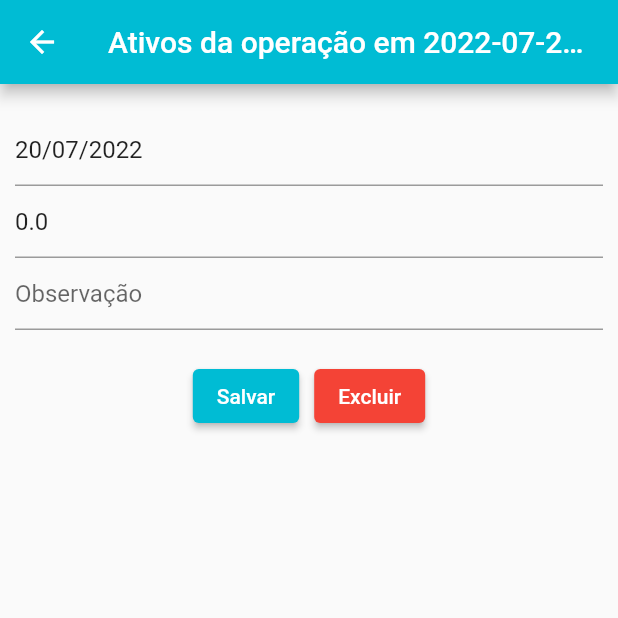
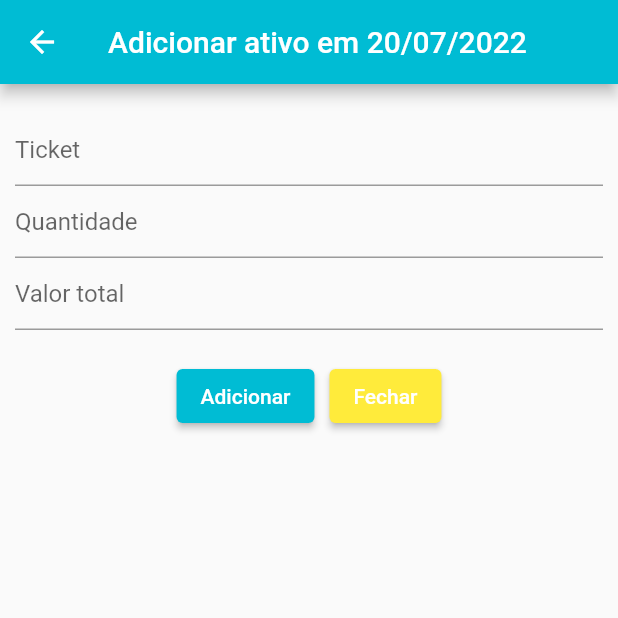
Before and after one commit to suelbrito/precomedio, a Flutter app: the CompraAtivoAddScreen screen opened directly with empty values, on a phone screen of 412 x 824 dp, the top half of it. Run offline on Flutter 3.47's test engine with Material 2 defaults, Android fonts, the phone set to English and light mode, and no system bars; our stand-ins replace mask_text_input_formatter; network calls fail.

Commit message:
Ativos da compra

```diff
--- a/lib/components/app_item.dart
+++ b/lib/components/app_item.dart
@@ -1,18 +1,31 @@
 import 'package:precomedio/modules/ticket/model/ticket_model.dart';
+import 'package:precomedio/modules/ticket/controller/ticket_controller.dart';
 import 'package:flutter/material.dart';
+import 'package:provider/provider.dart';
 
-class AppItem extends StatelessWidget {
+class AppItem extends StatefulWidget {
   final Ticket ticket;
   const AppItem({Key? key, required this.ticket}) : super(key: key);
 
   @override
+  State<AppItem> createState() => _AppItemState();
+}
+
+class _AppItemState extends State<AppItem> {
+  @override
   Widget build(BuildContext context) {
+    final provider = Provider.of<TicketController>(context);
+
+    final double precoMedio =
+        provider.getPrecoMedioTicket(widget.ticket.codigo);
+    final int quantidade = provider.getQuantidadeTicket(widget.ticket.codigo);
+
     return Card(
       elevation: 6,
       margin: const EdgeInsets.all(10),
       child: ListTile(
-        title: Text(ticket.empresa),
-        subtitle: const Text("Preço médio: 0.00   |   Qtde: 0"),
+        title: Text(widget.ticket.empresa),
+        subtitle: Text("Preço médio: R\$ $precoMedio   |   Qtde: $quantidade"),
       ),
     );
   }
--- a/lib/main.dart
+++ b/lib/main.dart
@@ -4,6 +4,7 @@ import 'package:flutter/material.dart';
 import 'package:precomedio/modules/app/view/app_screen.dart';
 import 'package:precomedio/modules/compra/controller/compra_controller.dart';
 import 'package:precomedio/modules/compra/view/compra_add.dart';
+import 'package:precomedio/modules/compra/view/compra_ativo_screen.dart';
 import 'package:precomedio/modules/compra/view/compra_edit.dart';
 import 'package:precomedio/modules/compra/view/compra_ativo_add.dart';
 import 'package:precomedio/modules/compra/view/compra_screen.dart';
@@ -56,6 +57,7 @@ class MyApp extends StatelessWidget {
             AppRoutes.COMPRA_LIST: (ctx) => const CompraScreen(),
             AppRoutes.COMPRA_ADD: (ctx) => const CompraAddScreen(),
             AppRoutes.COMPRA_EDIT: (ctx) => const CompraEditScreen(),
+            AppRoutes.COMPRA_ATIVO_LIST: (ctx) => const CompraAtivoScreen(),
             AppRoutes.COMPRA_ATIVO_ADD: (ctx) => const CompraAtivoAddScreen(),
             AppRoutes.TICKET_LIST: (ctx) => const TicketScreen(),
             AppRoutes.TICKET_ADD: (ctx) => const TicketAddScreen(),
--- /dev/null
+++ b/lib/modules/compra/model/compra_ativo_model.dart
@@ -0,0 +1,16 @@
+import 'package:precomedio/modules/ticket/model/ticket_model.dart';
+
+class CompraAtivo {
+  final String id;
+  final String compraId;
+  final String ticket;
+  final int quantidade;
+  final double valor;
+
+  CompraAtivo(
+      {required this.id,
+      required this.compraId,
+      required this.ticket,
+      required this.quantidade,
+      required this.valor});
+}
--- a/lib/modules/compra/view/compra_ativo_add.dart
+++ b/lib/modules/compra/view/compra_ativo_add.dart
@@ -1,5 +1,7 @@
+import 'package:intl/intl.dart';
+import 'package:precomedio/components/main_drawer.dart';
+import 'package:precomedio/modules/compra/model/compra_model.dart';
 import 'package:precomedio/modules/compra/view/compra_ativo_form.dart';
-import 'package:precomedio/modules/compra/model/compra_model.dart';
 import 'package:flutter/material.dart';
 
 class CompraAtivoAddScreen extends StatelessWidget {
@@ -9,9 +11,12 @@ class CompraAtivoAddScreen extends StatelessWidget {
   Widget build(BuildContext context) {
     final compra = ModalRoute.of(context)!.settings.arguments as Compra;
 
+    var formatter = DateFormat('dd/MM/yyyy');
+    String formattedDate = formatter.format(compra.data);
+
     return Scaffold(
       appBar: AppBar(
-        title: Text('Ativos da operação em ${compra.data}'),
+        title: Text('Adicionar ativo em $formattedDate'),
         leading: InkWell(
           onTap: () {
             Navigator.pop(context);
@@ -21,7 +26,8 @@ class CompraAtivoAddScreen extends StatelessWidget {
           ),
         ),
       ),
-      body: CompraAtivoForm(compraModel: compra),
+      body: CompraAtivoForm(compraId: compra.id),
+      drawer: const MainDrawer(),
     );
   }
 }
--- a/lib/modules/compra/view/compra_ativo_form.dart
+++ b/lib/modules/compra/view/compra_ativo_form.dart
@@ -1,101 +1,33 @@
-import 'package:intl/intl.dart';
 import 'package:flutter/services.dart';
 
 import 'package:precomedio/modules/compra/controller/compra_controller.dart';
-import 'package:precomedio/modules/compra/model/compra_model.dart';
-import 'package:precomedio/utils/app_routes.dart';
+import 'package:precomedio/modules/compra/model/compra_ativo_model.dart';
 import 'package:flutter/material.dart';
 import 'package:provider/provider.dart';
-import 'package:mask_text_input_formatter/mask_text_input_formatter.dart';
 
 class CompraAtivoForm extends StatelessWidget {
-  final Compra? compraModel;
-  const CompraAtivoForm({Key? key, this.compraModel}) : super(key: key);
+  final String compraId;
+  const CompraAtivoForm({Key? key, required this.compraId}) : super(key: key);
 
   @override
   Widget build(BuildContext context) {
     final compraProvider = context.watch<CompraController>();
 
-    showAlertDialog(BuildContext context, String id) {
-      // set up the buttons
-      Widget cancelButton = TextButton(
-        child: const Text("Cancelar"),
-        onPressed: () {
-          Navigator.of(context).pop();
-        },
-      );
-      Widget continueButton = TextButton(
-        child: const Text("OK"),
-        onPressed: () {
-          compraProvider.removeCompraById(id);
-          Navigator.of(context).pushNamed(
-            AppRoutes.COMPRA_LIST,
-          );
-        },
-      );
-      // set up the AlertDialog
-      AlertDialog alert = AlertDialog(
-        title: const Text("Confirmação"),
-        content: const Text("Tem certeza que deseja excluir esta compra?"),
-        actions: [
-          cancelButton,
-          continueButton,
-        ],
-      );
-      // show the dialog
-      showDialog(
-        context: context,
-        builder: (BuildContext context) {
-          return alert;
-        },
-      );
-    }
+    String _id = "";
+    final GlobalKey<FormState> _formItemKey = GlobalKey<FormState>();
+    final _ticketController = TextEditingController();
+    final _quantidadeController = TextEditingController();
+    final _valorController = TextEditingController();
 
-    var maskDateFormatter = MaskTextInputFormatter(
-        mask: '##/##/####',
-        filter: {"#": RegExp(r'[0-9]')},
-        type: MaskAutoCompletionType.lazy);
+    _submitForm(id, ticket, quantidade, valor) {
+      CompraAtivo compraAtivo = CompraAtivo(
+          id: id,
+          compraId: compraId,
+          ticket: ticket,
+          quantidade: int.parse(quantidade),
+          valor: double.parse(valor));
 
-    String _id = "";
-    final GlobalKey<FormState> _formKey = GlobalKey<FormState>();
-    final _dataController = TextEditingController();
-    final _taxasController = TextEditingController();
-    final _observacaoController = TextEditingController();
-    final isEdit = (compraModel != null);
-    double _valor = 0.0;
-    var now = DateTime.now();
-    var formatter = DateFormat('dd/MM/yyyy');
-
-    if (isEdit) {
-      String formattedDate = formatter.format(compraModel!.data);
-
-      _id = compraModel!.id;
-      _dataController.text = formattedDate;
-      _taxasController.text = compraModel!.taxas.toString();
-      _observacaoController.text = compraModel!.observacao;
-      _valor = compraModel!.valor;
-    } else {
-      String formattedDate = formatter.format(now);
-
-      _dataController.text = formattedDate;
-    }
-
-    _submitForm(id, data, valor, taxas, observacao) {
-      bool isEdit = _id.isNotEmpty;
-
-      Compra compra = Compra(
-          id: id,
-          data: DateFormat('dd/MM/yyyy').parse(data),
-          valor: valor,
-          taxas: double.parse(taxas),
-          observacao: observacao);
-
-      if (isEdit) {
-        compraProvider.updateCompra(compra);
-      } else {
-        compraProvider.addCompra(compra);
-      }
-
+      compraProvider.addCompraAtivo(compraAtivo);
       Navigator.pop(context);
     }
 
@@ -103,38 +35,41 @@ class CompraAtivoForm extends StatelessWidget {
         child: Padding(
             padding: const EdgeInsets.symmetric(vertical: 20, horizontal: 10),
             child: Form(
-              key: _formKey,
+              key: _formItemKey,
               child: Column(
                 children: <Widget>[
                   Row(children: [
                     Expanded(
                         child: TextFormField(
-                            controller: _dataController,
+                            controller: _ticketController,
                             decoration: const InputDecoration(
-                              hintText: 'Data',
-                            ),
-                            inputFormatters: [maskDateFormatter])),
+                              hintText: 'Ticket',
+                            ))),
                   ]),
                   Row(children: [
                     Expanded(
                         child: TextFormField(
-                      controller: _taxasController,
+                      controller: _quantidadeController,
+                      inputFormatters: [
+                        FilteringTextInputFormatter.allow(RegExp('[0-9]')),
+                        FilteringTextInputFormatter.digitsOnly
+                      ],
+                      decoration: const InputDecoration(
+                        hintText: 'Quantidade',
+                      ),
+                    ))
+                  ]),
+                  Row(children: [
+                    Expanded(
+                        child: TextFormField(
+                      controller: _valorController,
                       keyboardType:
                           const TextInputType.numberWithOptions(decimal: true),
                       inputFormatters: [
                         FilteringTextInputFormatter.allow(RegExp('[0-9.,]')),
                       ],
                       decoration: const InputDecoration(
-                        hintText: 'Taxas',
-                      ),
-                    )),
-                  ]),
-                  Row(children: [
-                    Expanded(
-                        child: TextFormField(
-                      controller: _observacaoController,
-                      decoration: const InputDecoration(
-                        hintText: 'Observação',
+                        hintText: 'Valor total',
                       ),
                     )),
                   ]),
@@ -143,21 +78,16 @@ class CompraAtivoForm extends StatelessWidget {
                     ElevatedButton(
                         onPressed: () => _submitForm(
                               _id,
-                              _dataController.text,
-                              _valor,
-                              _taxasController.text,
-                              _observacaoController.text,
+                              _ticketController.text,
+                              _quantidadeController.text,
+                              _valorController.text,
                             ),
-                        child: const Text('Salvar')),
-                    Visibility(
-                        visible: isEdit, child: const SizedBox(width: 10)),
-                    Visibility(
-                        visible: isEdit,
-                        child: ElevatedButton(
-                            style:
-                                ElevatedButton.styleFrom(primary: Colors.red),
-                            onPressed: () => showAlertDialog(context, _id),
-                            child: const Text('Excluir')))
+                        child: const Text('Adicionar')),
+                    const SizedBox(width: 10),
+                    ElevatedButton(
+                        style: ElevatedButton.styleFrom(primary: Colors.yellow),
+                        onPressed: () => {Navigator.pop(context)},
+                        child: const Text('Fechar')),
                   ]),
                 ],
               ),
--- a/lib/modules/compra/view/compra_form.dart
+++ b/lib/modules/compra/view/compra_form.dart
@@ -92,11 +92,24 @@ class CompraForm extends StatelessWidget {
 
       if (isEdit) {
         compraProvider.updateCompra(compra);
+        Navigator.pop(context);
       } else {
         compraProvider.addCompra(compra);
+        Navigator.of(context)
+            .pushNamed(AppRoutes.COMPRA_ATIVO_LIST, arguments: compra);
       }
+    }
 
-      Navigator.pop(context);
+    _sendCompraAtivoForm(id, data, valor, taxas, observacao) {
+      Compra compra = Compra(
+          id: id,
+          data: DateFormat('dd/MM/yyyy').parse(data),
+          valor: valor,
+          taxas: double.parse(taxas),
+          observacao: observacao);
+
+      Navigator.of(context)
+          .pushNamed(AppRoutes.COMPRA_ATIVO_LIST, arguments: compra);
     }
 
     return SingleChildScrollView(
@@ -157,7 +170,22 @@ class CompraForm extends StatelessWidget {
                             style:
                                 ElevatedButton.styleFrom(primary: Colors.red),
                             onPressed: () => showAlertDialog(context, _id),
-                            child: const Text('Excluir')))
+                            child: const Text('Excluir'))),
+                    Visibility(
+                        visible: isEdit, child: const SizedBox(width: 10)),
+                    Visibility(
+                        visible: isEdit,
+                        child: ElevatedButton(
+                            style: ElevatedButton.styleFrom(
+                                primary: Colors.indigo),
+                            onPressed: () => _sendCompraAtivoForm(
+                                  _id,
+                                  _dataController.text,
+                                  _valor,
+                                  _taxasController.text,
+                                  _observacaoController.text,
+                                ),
+                            child: const Text('Gerenciar ativos')))
                   ]),
                 ],
               ),
--- a/lib/modules/ticket/controller/ticket_controller.dart
+++ b/lib/modules/ticket/controller/ticket_controller.dart
@@ -112,4 +112,47 @@ class TicketController with ChangeNotifier {
 
     return items;
   }
+
+  double getPrecoMedioTicket(String ticket) {
+    double precoMedio = 0.0;
+    int quantidade = 0;
+    double valor = 0.0;
+    final future = http.get(Uri.parse('$_baseUrl/purchasesItems.json'));
+
+    future.then((response) {
+      if (response.body != "null") {
+        final Map<String, dynamic> list = jsonDecode(response.body);
+        list.forEach((key, value) {
+          if (value['ticket'] == ticket) {
+            quantidade += (value['quantidade'] as int);
+            valor += (value['valor'] as double);
+          }
+        });
+
+        if (quantidade > 0) {
+          precoMedio = valor / quantidade.toDouble();
+        }
+      }
+    });
+
+    return precoMedio;
+  }
+
+  int getQuantidadeTicket(String ticket) {
+    int quantidade = 0;
+    final future = http.get(Uri.parse('$_baseUrl/purchasesItems.json'));
+
+    future.then((response) {
+      if (response.body != "null") {
+        final Map<String, dynamic> list = jsonDecode(response.body);
+        list.forEach((key, value) {
+          if (value['ticket'] == ticket) {
+            quantidade += (value['quantidade'] as int);
+          }
+        });
+      }
+    });
+
+    return quantidade;
+  }
 }
--- a/lib/utils/app_routes.dart
+++ b/lib/utils/app_routes.dart
@@ -4,6 +4,7 @@ class AppRoutes {
   static const COMPRA_LIST = '/compra';
   static const COMPRA_EDIT = '/compra-edit';
   static const COMPRA_ADD = '/compra-add';
+  static const COMPRA_ATIVO_LIST = '/compra-ativo-list';
   static const COMPRA_ATIVO_ADD = '/compra-ativo-add';
   static const TICKET_LIST = '/ticket';
   static const TICKET_EDIT = '/ticket-edit';
```
Also changed, not shown: lib/components/compra_ativo_item.dart (added, +39 -0 lines), lib/components/compra_ativo_listview.dart (added, +47 -0 lines), lib/modules/compra/controller/compra_controller.dart (+107 -5 lines), lib/modules/compra/view/compra_ativo_list.dart (added, +19 -0 lines), lib/modules/compra/view/compra_ativo_screen.dart (added, +24 -0 lines).
